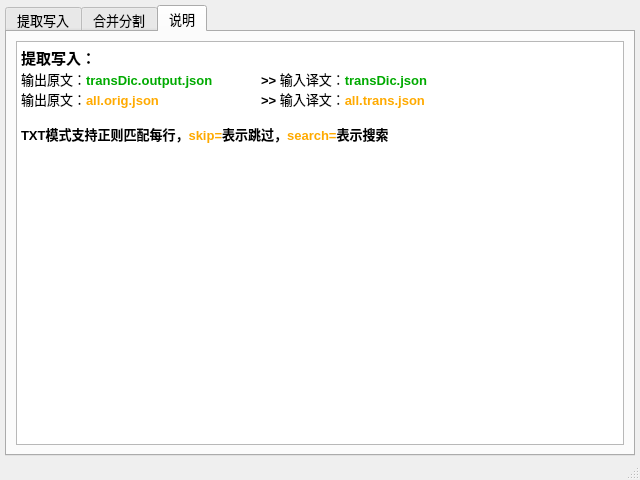
Before: the Qt Designer form ui_mainWindow.ui in satan53x/SExtractor, drawn with Qt 5.
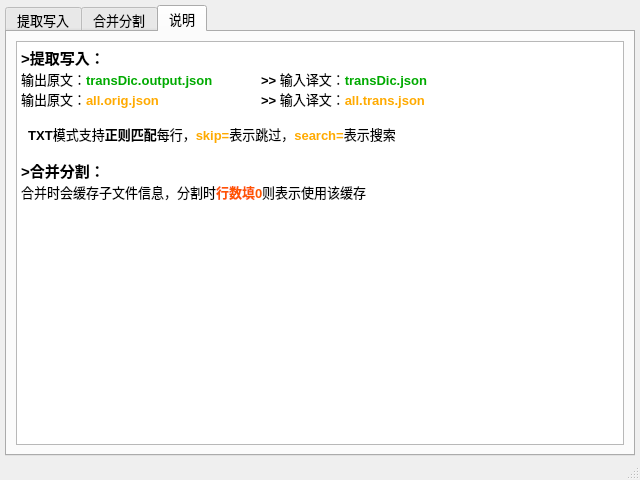
After: the same form once the commit is applied. The open tabs and pages were chosen to show the change.

Commit message: 添加合并分割的缓存功能

```diff
--- a/ui_mainWindow.ui
+++ b/ui_mainWindow.ui
@@ -389,11 +389,14 @@
 &lt;html&gt;&lt;head&gt;&lt;meta name=&quot;qrichtext&quot; content=&quot;1&quot; /&gt;&lt;style type=&quot;text/css&quot;&gt;
 p, li { white-space: pre-wrap; }
 &lt;/style&gt;&lt;/head&gt;&lt;body style=&quot; font-family:'Microsoft YaHei UI'; font-size:10pt; font-weight:400; font-style:normal;&quot;&gt;
-&lt;p style=&quot; margin-top:0px; margin-bottom:0px; margin-left:0px; margin-right:0px; -qt-block-indent:0; text-indent:0px;&quot;&gt;&lt;span style=&quot; font-size:11pt; font-weight:600;&quot;&gt;提取写入：&lt;/span&gt;&lt;/p&gt;
+&lt;p style=&quot; margin-top:0px; margin-bottom:0px; margin-left:0px; margin-right:0px; -qt-block-indent:0; text-indent:0px;&quot;&gt;&lt;span style=&quot; font-size:11pt; font-weight:600;&quot;&gt;&amp;gt;提取写入：&lt;/span&gt;&lt;/p&gt;
 &lt;p style=&quot; margin-top:0px; margin-bottom:0px; margin-left:0px; margin-right:0px; -qt-block-indent:0; text-indent:0px;&quot;&gt;输出原文：&lt;span style=&quot; font-weight:600; color:#00aa00;&quot;&gt;transDic.output.json	&lt;/span&gt;&lt;span style=&quot; font-weight:600; color:#000000;&quot;&gt;&amp;gt;&amp;gt;&lt;/span&gt;&lt;span style=&quot; font-weight:600; color:#00aa00;&quot;&gt; &lt;/span&gt;输入译文：&lt;span style=&quot; font-weight:600; color:#00aa00;&quot;&gt;transDic.json&lt;/span&gt;&lt;/p&gt;
 &lt;p style=&quot; margin-top:0px; margin-bottom:0px; margin-left:0px; margin-right:0px; -qt-block-indent:0; text-indent:0px;&quot;&gt;输出原文：&lt;span style=&quot; font-weight:600; color:#ffaa00;&quot;&gt;all.orig.json		&lt;/span&gt;&lt;span style=&quot; font-weight:600; color:#000000;&quot;&gt;&amp;gt;&amp;gt; &lt;/span&gt;输入译文：&lt;span style=&quot; font-weight:600; color:#ffaa00;&quot;&gt;all.trans.json&lt;/span&gt;&lt;/p&gt;
 &lt;p style=&quot;-qt-paragraph-type:empty; margin-top:0px; margin-bottom:0px; margin-left:0px; margin-right:0px; -qt-block-indent:0; text-indent:0px; font-weight:600; color:#ffaa00;&quot;&gt;&lt;br /&gt;&lt;/p&gt;
-&lt;p style=&quot; margin-top:0px; margin-bottom:0px; margin-left:0px; margin-right:0px; -qt-block-indent:0; text-indent:0px;&quot;&gt;&lt;span style=&quot; font-weight:600; color:#000000;&quot;&gt;TXT模式支持正则匹配每行，&lt;/span&gt;&lt;span style=&quot; font-weight:600; color:#ffaa00;&quot;&gt;skip=&lt;/span&gt;&lt;span style=&quot; font-weight:600; color:#000000;&quot;&gt;表示跳过，&lt;/span&gt;&lt;span style=&quot; font-weight:600; color:#ffaa00;&quot;&gt;search=&lt;/span&gt;&lt;span style=&quot; font-weight:600; color:#000000;&quot;&gt;表示搜索&lt;/span&gt;&lt;/p&gt;&lt;/body&gt;&lt;/html&gt;</string>
+&lt;p style=&quot; margin-top:0px; margin-bottom:0px; margin-left:0px; margin-right:0px; -qt-block-indent:0; text-indent:0px;&quot;&gt;&lt;span style=&quot; font-weight:600; color:#000000;&quot;&gt;  TXT&lt;/span&gt;&lt;span style=&quot; color:#000000;&quot;&gt;模式支持&lt;/span&gt;&lt;span style=&quot; font-weight:600; color:#000000;&quot;&gt;正则匹配&lt;/span&gt;&lt;span style=&quot; color:#000000;&quot;&gt;每行，&lt;/span&gt;&lt;span style=&quot; font-weight:600; color:#ffaa00;&quot;&gt;skip=&lt;/span&gt;&lt;span style=&quot; color:#000000;&quot;&gt;表示跳过，&lt;/span&gt;&lt;span style=&quot; font-weight:600; color:#ffaa00;&quot;&gt;search=&lt;/span&gt;&lt;span style=&quot; color:#000000;&quot;&gt;表示搜索&lt;/span&gt;&lt;/p&gt;
+&lt;p style=&quot;-qt-paragraph-type:empty; margin-top:0px; margin-bottom:0px; margin-left:0px; margin-right:0px; -qt-block-indent:0; text-indent:0px; font-weight:600; color:#000000;&quot;&gt;&lt;br /&gt;&lt;/p&gt;
+&lt;p style=&quot; margin-top:0px; margin-bottom:0px; margin-left:0px; margin-right:0px; -qt-block-indent:0; text-indent:0px;&quot;&gt;&lt;span style=&quot; font-size:11pt; font-weight:600;&quot;&gt;&amp;gt;合并分割：&lt;/span&gt;&lt;/p&gt;
+&lt;p style=&quot; margin-top:0px; margin-bottom:0px; margin-left:0px; margin-right:0px; -qt-block-indent:0; text-indent:0px;&quot;&gt;合并时会缓存子文件信息，分割时&lt;span style=&quot; font-weight:600; color:#ff5500;&quot;&gt;行数填0&lt;/span&gt;则表示使用该缓存&lt;/p&gt;&lt;/body&gt;&lt;/html&gt;</string>
           </property>
          </widget>
         </item>
```
Left out of the diff: 2 changed lines with no effect on the pictures. The commit also changes 3 other files.
